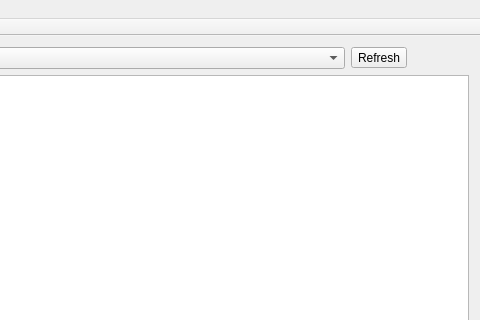
This is mainwindow.ui in petersimonsson/rcexportcg as Qt 5 draws it before an edit; both pictures show x 363 to 843 and y 0 to 320 of the 843 by 575 pixel window. The edited form follows.
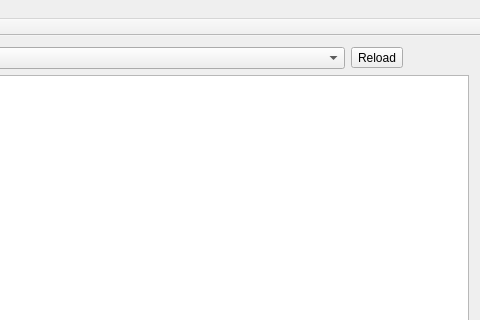
This is the edited form.

Commit message: Rundown refresh button -> reload button with standard icon

The edit to the form file:
```diff
--- a/mainwindow.ui
+++ b/mainwindow.ui
@@ -45,7 +45,7 @@
     <item row="0" column="3">
      <widget class="QToolButton" name="rundownRefreshButton">
       <property name="text">
-       <string>Refresh</string>
+       <string>Reload</string>
       </property>
      </widget>
     </item>
```
Left out of the diff: 5 changed lines with no effect on the pictures. The commit also changes 1 other file.
